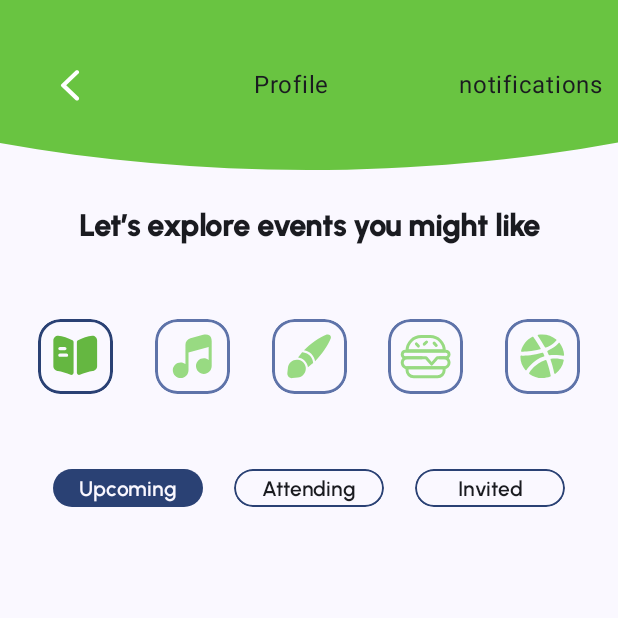
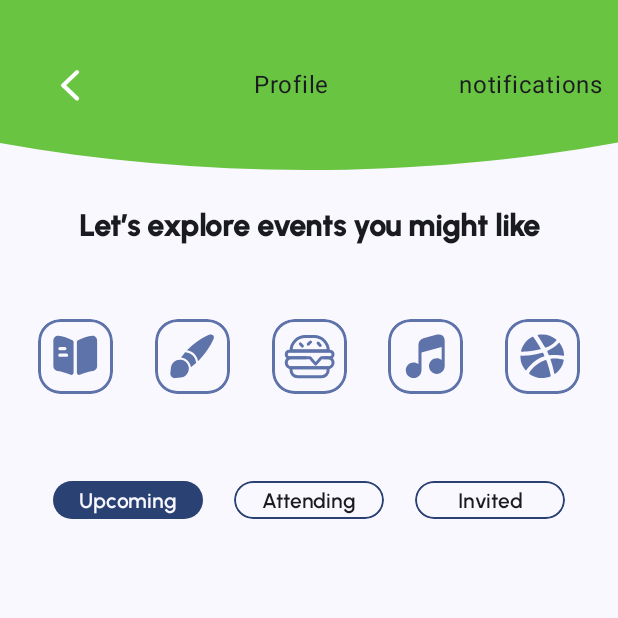
Before and after one commit to mtaa-2024/EventSphere---Frontend, an Android app built with Jetpack Compose: the HomeRoute screen opened through its navigation route, on a phone screen of 412 x 824 dp, the top half of it. Run offline under Robolectric (Android 15) with nearby library versions, the phone set to English and light mode, and no system bars.

Commit message:
Drawable + home screen categories

```diff
--- a/app/src/main/java/stuba/fiit/sk/eventsphere/model/data.kt
+++ b/app/src/main/java/stuba/fiit/sk/eventsphere/model/data.kt
@@ -49,3 +49,11 @@ data class UpcomingStruct (
 data class Upcoming(
     val events: List<UpcomingStruct>?
 )
+
+data class Category (
+    var education: Boolean,
+    var music: Boolean,
+    var art: Boolean,
+    var food: Boolean,
+    var sport: Boolean
+)
--- a/app/src/main/java/stuba/fiit/sk/eventsphere/ui/activities/home/HomeScreen.kt
+++ b/app/src/main/java/stuba/fiit/sk/eventsphere/ui/activities/home/HomeScreen.kt
@@ -1,8 +1,6 @@
 package stuba.fiit.sk.eventsphere.ui.activities.home
 
-import android.annotation.SuppressLint
 import androidx.compose.foundation.Image
-import androidx.compose.foundation.horizontalScroll
 import androidx.compose.foundation.layout.Arrangement
 import androidx.compose.foundation.layout.Box
 import androidx.compose.foundation.layout.Column
@@ -26,11 +24,8 @@ import androidx.compose.ui.res.painterResource
 import androidx.compose.ui.text.style.TextAlign
 import androidx.compose.ui.unit.dp
 import androidx.compose.ui.unit.sp
-import androidx.lifecycle.viewModelScope
-import kotlinx.coroutines.launch
 import stuba.fiit.sk.eventsphere.R
-import stuba.fiit.sk.eventsphere.ui.components.CategoryBoxSelected
-import stuba.fiit.sk.eventsphere.ui.components.CategoryBoxUnselected
+import stuba.fiit.sk.eventsphere.ui.components.CategoryBox
 import stuba.fiit.sk.eventsphere.ui.components.EventBanner
 import stuba.fiit.sk.eventsphere.ui.components.HomeSelectorSelected
 import stuba.fiit.sk.eventsphere.ui.components.HomeSelectorUnselected
@@ -101,11 +96,31 @@ fun HomeScreen (
                     .fillMaxWidth(),
                 horizontalArrangement = Arrangement.SpaceBetween,
             ) {
-                CategoryBoxSelected(R.drawable.book_selected)
-                CategoryBoxUnselected(R.drawable.music_unselected)
-                CategoryBoxUnselected(R.drawable.brush_unselected)
-                CategoryBoxUnselected(R.drawable.food_unselected)
-                CategoryBoxUnselected(R.drawable.sport_unselected)
+                CategoryBox (
+                    icon = R.drawable.book_icon,
+                    value = homeViewModel.getEducationState(),
+                    onClick = homeViewModel::onClickEducation
+                )
+                CategoryBox (
+                    icon = R.drawable.brush_icon,
+                    value = homeViewModel.getArtState(),
+                    onClick = homeViewModel::onClickArt
+                )
+                CategoryBox (
+                    icon = R.drawable.burger_icon,
+                    value = homeViewModel.getFoodState(),
+                    onClick = homeViewModel::onClickFood
+                )
+                CategoryBox (
+                    icon = R.drawable.music_icon,
+                    value = homeViewModel.getMusicState(),
+                    onClick = homeViewModel::onClickMusic
+                )
+                CategoryBox (
+                    icon = R.drawable.dribbble_icon,
+                    value = homeViewModel.getSportState(),
+                    onClick = homeViewModel::onClickSport
+                )
             }
             Spacer (
                 modifier = Modifier
--- a/app/src/main/java/stuba/fiit/sk/eventsphere/ui/activities/home/HomeViewModel.kt
+++ b/app/src/main/java/stuba/fiit/sk/eventsphere/ui/activities/home/HomeViewModel.kt
@@ -1,7 +1,63 @@
 package stuba.fiit.sk.eventsphere.ui.activities.home
 
+import androidx.lifecycle.LiveData
+import androidx.lifecycle.MutableLiveData
 import androidx.lifecycle.ViewModel
+import stuba.fiit.sk.eventsphere.model.Category
 
 class HomeViewModel() : ViewModel() {
+    private val _categories = MutableLiveData<Category>()
+    val categories: LiveData<Category> = _categories
+
+    init {
+        _categories.value = Category(
+            education = false,
+            music = false,
+            art = false,
+            food = false,
+            sport = false
+        )
+    }
+
+    fun onClickEducation(value: Boolean) {
+        _categories.value?.education = value
+        _categories.postValue(_categories.value)
+    }
+
+    fun onClickMusic(value: Boolean) {
+        _categories.value?.music = value
+        _categories.postValue(_categories.value)
+    }
+
+    fun onClickArt(value: Boolean) {
+        _categories.value?.art = value
+        _categories.postValue(_categories.value)
+    }
+
+    fun onClickFood(value: Boolean) {
+        _categories.value?.food = value
+        _categories.postValue(_categories.value)
+    }
+
+    fun onClickSport(value: Boolean) {
+        _categories.value?.sport = value
+        _categories.postValue(_categories.value)
+    }
+
+    fun getEducationState(): Boolean {
+        return _categories.value?.education ?: false
+    }
+    fun getArtState(): Boolean {
+        return _categories.value?.art ?: false
+    }
+    fun getMusicState(): Boolean {
+        return _categories.value?.music ?: false
+    }
+    fun getFoodState(): Boolean {
+        return _categories.value?.food ?: false
+    }
+    fun getSportState(): Boolean {
+        return _categories.value?.sport ?: false
+    }
 
 }
--- a/app/src/main/java/stuba/fiit/sk/eventsphere/ui/components/Components.kt
+++ b/app/src/main/java/stuba/fiit/sk/eventsphere/ui/components/Components.kt
@@ -1,33 +1,30 @@
 package stuba.fiit.sk.eventsphere.ui.components
 
-import androidx.compose.animation.scaleIn
-import androidx.compose.animation.scaleOut
+import android.app.PendingIntent.getActivity
+import android.app.PendingIntent.getService
+import android.content.Context
+import android.graphics.ColorFilter
 import androidx.compose.foundation.BorderStroke
 import androidx.compose.foundation.Image
 import androidx.compose.foundation.background
 import androidx.compose.foundation.border
-import androidx.compose.foundation.gestures.draggable
+import androidx.compose.foundation.clickable
 import androidx.compose.foundation.layout.Box
 import androidx.compose.foundation.layout.Column
 import androidx.compose.foundation.layout.Spacer
 import androidx.compose.foundation.layout.fillMaxHeight
-import androidx.compose.foundation.layout.fillMaxSize
 import androidx.compose.foundation.layout.fillMaxWidth
 import androidx.compose.foundation.layout.height
-import androidx.compose.foundation.layout.offset
 import androidx.compose.foundation.layout.padding
 import androidx.compose.foundation.layout.width
-import androidx.compose.foundation.layout.windowInsetsTopHeight
 import androidx.compose.foundation.shape.RoundedCornerShape
 import androidx.compose.foundation.text.KeyboardOptions
 import androidx.compose.material3.ButtonDefaults
-import androidx.compose.material3.ColorScheme
 import androidx.compose.material3.ElevatedButton
 import androidx.compose.material3.MaterialTheme
 import androidx.compose.material3.OutlinedButton
 import androidx.compose.material3.OutlinedTextField
 import androidx.compose.material3.Text
-import androidx.compose.material3.TextField
 import androidx.compose.runtime.Composable
 import androidx.compose.runtime.getValue
 import androidx.compose.runtime.mutableStateOf
@@ -49,14 +46,10 @@ import androidx.compose.ui.text.input.PasswordVisualTransformation
 import androidx.compose.ui.text.style.TextAlign
 import androidx.compose.ui.unit.dp
 import androidx.compose.ui.unit.sp
-import androidx.core.graphics.green
-import androidx.core.graphics.luminance
 import stuba.fiit.sk.eventsphere.R
 import stuba.fiit.sk.eventsphere.ui.theme.buttonStyle
 import stuba.fiit.sk.eventsphere.ui.theme.grey
-import stuba.fiit.sk.eventsphere.ui.theme.inputStyle
 import stuba.fiit.sk.eventsphere.ui.theme.labelStyle
-import stuba.fiit.sk.eventsphere.ui.theme.smallButton
 
 @Composable
 fun PrimaryButton (
@@ -158,10 +151,21 @@ fun InputPasswordField (
 }
 
 @Composable
-fun CategoryBoxSelected (
-    icon: Int
+fun CategoryBox (
+    icon: Int,
+    value: Boolean,
+    onClick: (Boolean) -> Unit
 ) {
-    Box (
+    var isSelected by remember { mutableStateOf(value) }
+
+    Column (
+        modifier = Modifier
+            .width(50.dp)
+            .height(58.dp),
+        horizontalAlignment = Alignment.CenterHorizontally
+
+    ) {
+        Box(
             modifier = Modifier
                 .width(50.dp)
                 .height(50.dp)
@@ -175,7 +179,7 @@ fun CategoryBoxSelected (
                 )
                 .border(
                     2.dp,
-                MaterialTheme.colorScheme.primary,
+                    if (isSelected) MaterialTheme.colorScheme.primary else MaterialTheme.colorScheme.primaryContainer,
                     RoundedCornerShape(
                         topStart = 15.dp,
                         topEnd = 15.dp,
@@ -184,52 +188,37 @@ fun CategoryBoxSelected (
                     )
                 )
                 .background(MaterialTheme.colorScheme.background)
-            .padding(2.dp),
+                .padding(2.dp)
+                .clickable(onClick = {
+                    onClick(isSelected)
+                    isSelected = !isSelected
+                }),
             contentAlignment = Alignment.Center
         ) {
-        Image (
-            painter = painterResource(id = icon),
+            Image(
+                painter = painterResource(
+                    id = icon
+                ),
                 contentDescription = "education",
-            contentScale = ContentScale.Inside
+                contentScale = ContentScale.Inside,
+                colorFilter = androidx.compose.ui.graphics.ColorFilter.tint(if (isSelected) MaterialTheme.colorScheme.primary else MaterialTheme.colorScheme.primaryContainer)
             )
         }
-}
-
-@Composable
-fun CategoryBoxUnselected (
-    icon: Int
-) {
-    Box (
-        modifier = Modifier
-            .width(50.dp)
-            .height(50.dp)
-            .clip(
-                RoundedCornerShape(
+        Spacer(modifier = Modifier.height(6.dp))
+        if (isSelected) {
+            Box(modifier = Modifier
+                .height(2.dp)
+                .width(40.dp)
+                .background(MaterialTheme.colorScheme.primary)
+                .clip(RoundedCornerShape(
                     topStart = 15.dp,
                     topEnd = 15.dp,
                     bottomStart = 15.dp,
                     bottomEnd = 15.dp
                     )
                 )
-            .border(
-                2.dp,
-                MaterialTheme.colorScheme.primaryContainer,
-                RoundedCornerShape(
-                    topStart = 15.dp,
-                    topEnd = 15.dp,
-                    bottomStart = 15.dp,
-                    bottomEnd = 15.dp
             )
-            )
-            .background(MaterialTheme.colorScheme.background)
-            .padding(2.dp),
-        contentAlignment = Alignment.Center
-    ) {
-        Image (
-            painter = painterResource(id = icon),
-            contentDescription = "education",
-            contentScale = ContentScale.Inside
-        )
+        }
     }
 }
 
--- a/app/src/main/java/stuba/fiit/sk/eventsphere/viewmodel/LoginViewModel.kt
+++ b/app/src/main/java/stuba/fiit/sk/eventsphere/viewmodel/LoginViewModel.kt
@@ -17,8 +17,10 @@ class LoginViewModel() : ViewModel() {
 
     fun updateUser(input: String) {
         _user.value = input
+        _user.postValue(_user.value)
     }
     fun updatePassword(input: String) {
         _password.value = input
+        _user.postValue(_user.value)
     }
 }
--- a/app/src/main/res/drawable/book_selected.xml
+++ /dev/null
@@ -1,12 +0,0 @@
-<vector xmlns:android="http://schemas.android.com/apk/res/android"
-    android:width="35dp"
-    android:height="35dp"
-    android:viewportWidth="35"
-    android:viewportHeight="35">
-  <path
-      android:pathData="M32.083,7.073V24.413C32.083,25.827 30.931,27.125 29.517,27.3L29.065,27.358C26.673,27.679 23.304,28.671 20.592,29.808C19.644,30.202 18.594,29.487 18.594,28.452V8.167C18.594,7.627 18.9,7.131 19.381,6.869C22.05,5.425 26.09,4.142 28.831,3.908H28.919C30.669,3.908 32.083,5.323 32.083,7.073Z"
-      android:fillColor="#65B741"/>
-  <path
-      android:pathData="M15.619,6.869C12.95,5.425 8.91,4.142 6.169,3.908H6.067C4.317,3.908 2.902,5.323 2.902,7.073V24.413C2.902,25.827 4.054,27.125 5.469,27.3L5.921,27.358C8.313,27.679 11.681,28.671 14.394,29.808C15.342,30.202 16.392,29.487 16.392,28.452V8.167C16.392,7.613 16.1,7.131 15.619,6.869ZM7.292,11.288H10.573C11.171,11.288 11.667,11.783 11.667,12.381C11.667,12.994 11.171,13.475 10.573,13.475H7.292C6.694,13.475 6.198,12.994 6.198,12.381C6.198,11.783 6.694,11.288 7.292,11.288ZM11.667,17.85H7.292C6.694,17.85 6.198,17.369 6.198,16.756C6.198,16.158 6.694,15.663 7.292,15.663H11.667C12.265,15.663 12.76,16.158 12.76,16.756C12.76,17.369 12.265,17.85 11.667,17.85Z"
-      android:fillColor="#65B741"/>
-</vector>
--- a/app/src/main/res/drawable/brush_selected.xml
+++ b/app/src/main/res/drawable/brush_icon.xml
@@ -5,11 +5,11 @@
     android:viewportHeight="35">
   <path
       android:pathData="M31.806,5.746C29.896,10.515 25.535,16.742 21.379,20.81C20.781,17.048 17.777,14.102 13.986,13.577C18.069,9.406 24.34,4.988 29.123,3.063C29.969,2.742 30.815,2.99 31.34,3.515C31.894,4.069 32.156,4.9 31.806,5.746Z"
-      android:fillColor="#65B741"/>
+      android:fillColor="#ffffff"/>
   <path
       android:pathData="M20.096,22.006C19.804,22.254 19.513,22.502 19.221,22.735L16.611,24.821C16.611,24.777 16.596,24.719 16.596,24.66C16.392,23.1 15.663,21.656 14.481,20.475C13.285,19.279 11.798,18.55 10.165,18.346C10.121,18.346 10.063,18.331 10.019,18.331L12.133,15.663C12.337,15.4 12.556,15.152 12.79,14.89L13.781,15.021C16.917,15.458 19.44,17.923 19.935,21.044L20.096,22.006Z"
-      android:fillColor="#65B741"/>
+      android:fillColor="#ffffff"/>
   <path
       android:pathData="M15.21,25.696C15.21,27.3 14.598,28.831 13.431,29.983C12.542,30.888 11.346,31.5 9.887,31.675L6.315,32.069C4.36,32.287 2.683,30.61 2.902,28.642L3.296,25.054C3.646,21.86 6.315,19.819 9.144,19.76C9.421,19.746 9.727,19.76 10.019,19.79C11.258,19.95 12.454,20.519 13.46,21.51C14.438,22.487 14.992,23.64 15.152,24.85C15.181,25.142 15.21,25.419 15.21,25.696Z"
-      android:fillColor="#65B741"/>
+      android:fillColor="#ffffff"/>
 </vector>
--- a/app/src/main/res/drawable/brush_unselected.xml
+++ /dev/null
@@ -1,15 +0,0 @@
-<vector xmlns:android="http://schemas.android.com/apk/res/android"
-    android:width="35dp"
-    android:height="35dp"
-    android:viewportWidth="35"
-    android:viewportHeight="35">
-  <path
-      android:pathData="M31.806,5.746C29.896,10.515 25.535,16.742 21.379,20.81C20.781,17.048 17.777,14.102 13.986,13.577C18.069,9.406 24.34,4.988 29.123,3.063C29.969,2.742 30.815,2.99 31.34,3.515C31.894,4.069 32.156,4.9 31.806,5.746Z"
-      android:fillColor="#98DA82"/>
-  <path
-      android:pathData="M20.096,22.006C19.804,22.254 19.513,22.502 19.221,22.735L16.611,24.821C16.611,24.777 16.596,24.719 16.596,24.66C16.392,23.1 15.663,21.656 14.481,20.475C13.285,19.279 11.798,18.55 10.165,18.346C10.121,18.346 10.063,18.331 10.019,18.331L12.133,15.663C12.337,15.4 12.556,15.152 12.79,14.89L13.781,15.021C16.917,15.458 19.44,17.923 19.935,21.044L20.096,22.006Z"
-      android:fillColor="#98DA82"/>
-  <path
-      android:pathData="M15.21,25.696C15.21,27.3 14.598,28.831 13.431,29.983C12.542,30.888 11.346,31.5 9.887,31.675L6.315,32.069C4.36,32.287 2.683,30.61 2.902,28.642L3.296,25.054C3.646,21.86 6.315,19.819 9.144,19.76C9.421,19.746 9.727,19.76 10.019,19.79C11.258,19.95 12.454,20.519 13.46,21.51C14.438,22.487 14.992,23.64 15.152,24.85C15.181,25.142 15.21,25.419 15.21,25.696Z"
-      android:fillColor="#98DA82"/>
-</vector>
--- a/app/src/main/res/drawable/food_unselected.xml
+++ b/app/src/main/res/drawable/burger_icon.xml
@@ -8,48 +8,48 @@
       android:strokeLineJoin="round"
       android:strokeWidth="2"
       android:fillColor="#00000000"
-      android:strokeColor="#98DA82"
+      android:strokeColor="#ffffff"
       android:strokeLineCap="round"/>
   <path
       android:pathData="M27.128,18.484H29.972C30.412,18.47 30.85,18.544 31.261,18.702C31.672,18.86 32.047,19.1 32.363,19.406C32.679,19.712 32.931,20.079 33.102,20.484C33.274,20.89 33.362,21.325 33.362,21.766C33.362,22.665 33.005,23.527 32.369,24.163C31.733,24.799 30.871,25.156 29.972,25.156H5.472C5.031,25.156 4.596,25.068 4.19,24.896C3.785,24.725 3.418,24.473 3.112,24.157C2.806,23.84 2.566,23.466 2.408,23.055C2.25,22.644 2.176,22.206 2.19,21.766C2.175,21.331 2.249,20.897 2.409,20.492C2.568,20.087 2.81,19.719 3.117,19.412C3.425,19.104 3.793,18.862 4.198,18.703C4.603,18.544 5.037,18.469 5.472,18.484H15.097"
       android:strokeLineJoin="round"
       android:strokeWidth="2"
       android:fillColor="#00000000"
-      android:strokeColor="#98DA82"
+      android:strokeColor="#ffffff"
       android:strokeLineCap="round"/>
   <path
       android:pathData="M33.362,16.297C33.354,16.874 33.118,17.424 32.706,17.828C32.514,18.043 32.278,18.213 32.013,18.326C31.749,18.44 31.462,18.494 31.175,18.484H25.487L21.768,22.75L18.05,18.484H4.269C3.986,18.485 3.707,18.428 3.447,18.316C3.188,18.205 2.953,18.042 2.759,17.838C2.565,17.633 2.414,17.391 2.316,17.126C2.218,16.861 2.176,16.579 2.19,16.297C2.176,16.015 2.218,15.733 2.316,15.468C2.414,15.203 2.565,14.961 2.759,14.756C2.953,14.552 3.188,14.389 3.447,14.277C3.707,14.166 3.986,14.109 4.269,14.109H31.175C31.755,14.109 32.311,14.34 32.722,14.75C33.132,15.16 33.362,15.717 33.362,16.297Z"
       android:strokeLineJoin="round"
       android:strokeWidth="2"
       android:fillColor="#00000000"
-      android:strokeColor="#98DA82"
+      android:strokeColor="#ffffff"
       android:strokeLineCap="round"/>
   <path
       android:pathData="M14.769,4.375H20.784C23.279,4.375 25.671,5.366 27.435,7.13C29.199,8.894 30.19,11.287 30.19,13.781H5.362C5.362,11.287 6.353,8.894 8.117,7.13C9.881,5.366 12.274,4.375 14.769,4.375Z"
       android:strokeLineJoin="round"
       android:strokeWidth="2"
       android:fillColor="#00000000"
-      android:strokeColor="#98DA82"
+      android:strokeColor="#ffffff"
       android:strokeLineCap="round"/>
   <path
       android:pathData="M11.597,9.297L12.909,10.719"
       android:strokeLineJoin="round"
       android:strokeWidth="2"
       android:fillColor="#00000000"
-      android:strokeColor="#98DA82"
+      android:strokeColor="#ffffff"
       android:strokeLineCap="round"/>
   <path
       android:pathData="M23.409,8.75L24.831,10.281"
       android:strokeLineJoin="round"
       android:strokeWidth="2"
       android:fillColor="#00000000"
-      android:strokeColor="#98DA82"
+      android:strokeColor="#ffffff"
       android:strokeLineCap="round"/>
   <path
       android:pathData="M16.847,9.406L18.378,7.984"
       android:strokeLineJoin="round"
       android:strokeWidth="2"
       android:fillColor="#00000000"
-      android:strokeColor="#98DA82"
+      android:strokeColor="#ffffff"
       android:strokeLineCap="round"/>
 </vector>
--- a/app/src/main/res/drawable/sport_selected.xml
+++ b/app/src/main/res/drawable/dribbble_icon.xml
@@ -5,26 +5,26 @@
     android:viewportHeight="35">
   <path
       android:pathData="M23.158,30.508C23.202,30.742 23.071,30.99 22.852,31.077C21.204,31.733 19.396,32.083 17.529,32.083C14.306,32.083 11.331,31.048 8.925,29.269C8.721,29.123 8.662,28.831 8.794,28.612C9.596,27.183 12.731,22.59 19.658,20.023C19.921,19.921 20.212,20.052 20.3,20.315C22.035,24.967 22.852,28.904 23.158,30.508Z"
-      android:fillColor="#65B741"
+      android:fillColor="#ffffff"
       android:fillType="evenOdd"/>
   <path
       android:pathData="M31.821,20.256C31.15,23.844 29.138,26.965 26.323,29.094C26.017,29.327 25.579,29.152 25.506,28.788C25.2,27.212 24.456,23.815 23.027,19.775C22.925,19.469 23.129,19.133 23.45,19.09C27.081,18.652 30.26,19.352 31.456,19.673C31.704,19.76 31.865,20.008 31.821,20.256Z"
-      android:fillColor="#65B741"
+      android:fillColor="#ffffff"
       android:fillType="evenOdd"/>
   <path
       android:pathData="M31.485,17.237C29.998,16.975 26.206,16.421 22.327,16.844C22.094,16.873 21.89,16.742 21.788,16.523C21.729,16.392 21.685,16.26 21.627,16.129C21.394,15.59 21.146,15.035 20.898,14.496C20.767,14.233 20.898,13.913 21.16,13.796C25.244,12.031 27.519,9.756 28.408,8.735C28.627,8.487 29.006,8.502 29.21,8.765C30.888,10.996 31.923,13.723 32.083,16.669C32.098,17.033 31.806,17.296 31.485,17.237Z"
-      android:fillColor="#65B741"
+      android:fillColor="#ffffff"
       android:fillType="evenOdd"/>
   <path
       android:pathData="M26.892,6.985C26.133,7.904 24.004,10.092 19.965,11.696C19.731,11.798 19.454,11.696 19.323,11.462C17.456,8.079 15.473,5.235 14.554,3.952C14.335,3.646 14.51,3.208 14.875,3.15C15.721,3.004 16.611,2.931 17.515,2.931C21.044,2.931 24.296,4.185 26.819,6.285C27.038,6.446 27.067,6.767 26.892,6.985Z"
-      android:fillColor="#65B741"
+      android:fillColor="#ffffff"
       android:fillType="evenOdd"/>
   <path
       android:pathData="M16.071,12.892C10.544,14.277 5.658,14.467 3.879,14.496C3.544,14.496 3.296,14.175 3.383,13.854C4.433,9.771 7.233,6.358 10.923,4.477C11.142,4.36 11.419,4.433 11.564,4.637C12.323,5.688 14.379,8.648 16.392,12.133C16.552,12.425 16.406,12.804 16.071,12.892Z"
-      android:fillColor="#65B741"
+      android:fillColor="#ffffff"
       android:fillType="evenOdd"/>
   <path
       android:pathData="M18.842,16.917C18.973,17.194 18.813,17.529 18.521,17.631C12.06,19.717 8.196,24.894 7.029,26.673C6.84,26.965 6.431,26.979 6.213,26.717C4.171,24.208 2.931,21.335 2.931,17.85V17.587C2.931,17.296 3.165,17.063 3.456,17.077C5.294,17.15 11.288,16.902 17.515,15.108C17.748,15.035 18.01,15.152 18.112,15.371C18.36,15.881 18.608,16.392 18.842,16.917Z"
-      android:fillColor="#65B741"
+      android:fillColor="#ffffff"
       android:fillType="evenOdd"/>
 </vector>
--- a/app/src/main/res/drawable/music_unselected.xml
+++ b/app/src/main/res/drawable/music_icon.xml
@@ -5,5 +5,5 @@
     android:viewportHeight="35">
   <path
       android:pathData="M30.465,7.554V24.033C30.465,26.921 28.117,29.269 25.229,29.269C22.356,29.269 19.994,26.921 19.994,24.033C19.994,21.16 22.356,18.813 25.229,18.813C26.454,18.813 27.548,19.235 28.438,19.935V11.258L15.006,15.079V26.848C15.006,29.735 12.644,32.083 9.771,32.083C6.883,32.083 4.535,29.735 4.535,26.848C4.535,23.975 6.883,21.627 9.771,21.627C10.981,21.627 12.075,22.05 12.965,22.735V9.844C12.965,7.7 14.262,6.037 16.319,5.483L24.748,3.179C26.454,2.713 27.898,2.873 28.919,3.66C29.954,4.433 30.465,5.746 30.465,7.554Z"
-      android:fillColor="#98DA82"/>
+      android:fillColor="#ffffff"/>
 </vector>
--- a/app/src/main/res/drawable/sport_unselected.xml
+++ /dev/null
@@ -1,30 +0,0 @@
-<vector xmlns:android="http://schemas.android.com/apk/res/android"
-    android:width="35dp"
-    android:height="35dp"
-    android:viewportWidth="35"
-    android:viewportHeight="35">
-  <path
-      android:pathData="M23.158,30.508C23.202,30.742 23.071,30.99 22.852,31.077C21.204,31.733 19.396,32.083 17.529,32.083C14.306,32.083 11.331,31.048 8.925,29.269C8.721,29.123 8.662,28.831 8.794,28.612C9.596,27.183 12.731,22.59 19.658,20.023C19.921,19.921 20.212,20.052 20.3,20.315C22.035,24.967 22.852,28.904 23.158,30.508Z"
-      android:fillColor="#98DA82"
-      android:fillType="evenOdd"/>
-  <path
-      android:pathData="M31.821,20.256C31.15,23.844 29.138,26.965 26.323,29.094C26.017,29.327 25.579,29.152 25.506,28.788C25.2,27.212 24.456,23.815 23.027,19.775C22.925,19.469 23.129,19.133 23.45,19.09C27.081,18.652 30.26,19.352 31.456,19.673C31.704,19.76 31.865,20.008 31.821,20.256Z"
-      android:fillColor="#98DA82"
-      android:fillType="evenOdd"/>
-  <path
-      android:pathData="M31.485,17.237C29.998,16.975 26.206,16.421 22.327,16.844C22.094,16.873 21.89,16.742 21.788,16.523C21.729,16.392 21.685,16.26 21.627,16.129C21.394,15.59 21.146,15.035 20.898,14.496C20.767,14.233 20.898,13.913 21.16,13.796C25.244,12.031 27.519,9.756 28.408,8.735C28.627,8.487 29.006,8.502 29.21,8.765C30.888,10.996 31.923,13.723 32.083,16.669C32.098,17.033 31.806,17.296 31.485,17.237Z"
-      android:fillColor="#98DA82"
-      android:fillType="evenOdd"/>
-  <path
-      android:pathData="M26.892,6.985C26.133,7.904 24.004,10.092 19.965,11.696C19.731,11.798 19.454,11.696 19.323,11.462C17.456,8.079 15.473,5.235 14.554,3.952C14.335,3.646 14.51,3.208 14.875,3.15C15.721,3.004 16.611,2.931 17.515,2.931C21.044,2.931 24.296,4.185 26.819,6.285C27.038,6.446 27.067,6.767 26.892,6.985Z"
-      android:fillColor="#98DA82"
-      android:fillType="evenOdd"/>
-  <path
-      android:pathData="M16.071,12.892C10.544,14.277 5.658,14.467 3.879,14.496C3.544,14.496 3.296,14.175 3.383,13.854C4.433,9.771 7.233,6.358 10.923,4.477C11.142,4.36 11.419,4.433 11.564,4.637C12.323,5.688 14.379,8.648 16.392,12.133C16.552,12.425 16.406,12.804 16.071,12.892Z"
-      android:fillColor="#98DA82"
-      android:fillType="evenOdd"/>
-  <path
-      android:pathData="M18.842,16.917C18.973,17.194 18.813,17.529 18.521,17.631C12.06,19.717 8.196,24.894 7.029,26.673C6.84,26.965 6.431,26.979 6.213,26.717C4.171,24.208 2.931,21.335 2.931,17.85V17.587C2.931,17.296 3.165,17.063 3.456,17.077C5.294,17.15 11.288,16.902 17.515,15.108C17.748,15.035 18.01,15.152 18.112,15.371C18.36,15.881 18.608,16.392 18.842,16.917Z"
-      android:fillColor="#98DA82"
-      android:fillType="evenOdd"/>
-</vector>
```
Also changed, not shown: app/src/main/res/drawable/book_unselected.xml (deleted, +0 -12 lines), app/src/main/res/drawable/food_selected.xml (deleted, +0 -55 lines), app/src/main/res/drawable/music_selected.xml (deleted, +0 -9 lines). Lines whose indentation alone changed are shown as unchanged.
